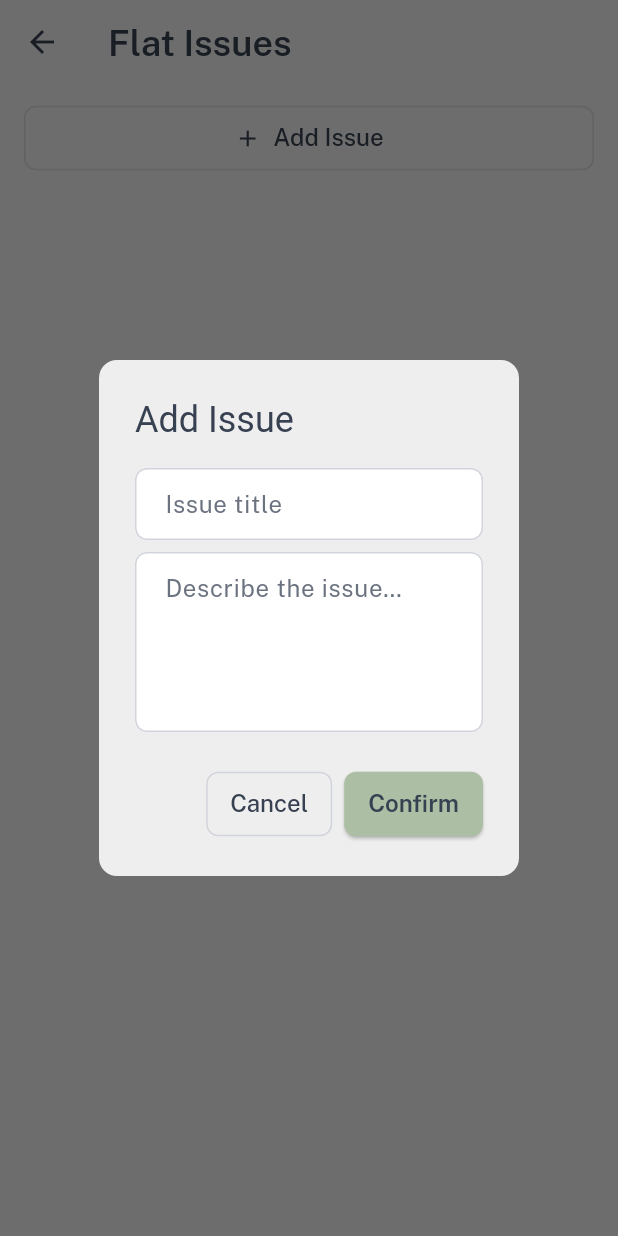
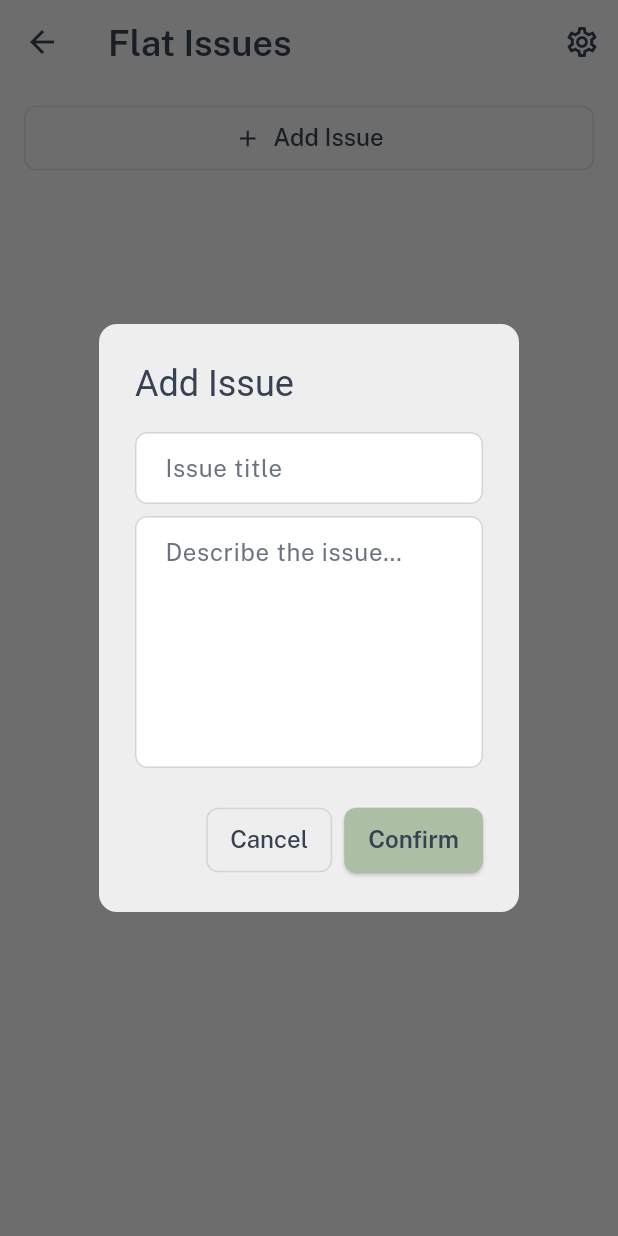
Before and after one commit to Lejinnie/flatorg, a Flutter app: the _IssuesBody screen opened directly, after a tap on "Add Issue", on a phone screen of 412 x 824 dp. Run offline on Flutter 3.47's test engine with Material 3 defaults, Android fonts, the phone set to English and light mode, and no system bars; our stand-ins replace cloud_firestore, firebase_auth, firebase_core, firebase_messaging, go_router, google_fonts and 1 more; accounts and stored records are empty.

Commit message:
Fix 5 more UI bugs (#8): settings on issues, dialog UX, contrast, resolve, long-press
- Fix #8.7: add Settings button to Issues AppBar (parity with Shopping)
- Fix #8.13: issue description field uses newline action so Enter inserts a
  line break instead of submitting; dialog is wider (insetPadding reduced)
- Fix #8.14: selected issue tile description text now uses a high-contrast
  colour (grayDark / white70) instead of grayMid against the sage tint
- Fix #8.18: resolve confirmation now explicitly says DELETE with a red
  confirm button so the destructive action is clear
- Fix #8.20: member tile GestureDetector uses HitTestBehavior.opaque so the
  full tile area (including padding) registers the long-press, not just text

https://claude.ai/code/session_01NXnmM7C8XoAnG4NcC9W8LU

```diff
--- a/lib/constants/strings.dart
+++ b/lib/constants/strings.dart
@@ -206,8 +206,8 @@ const confirmAdminMessage    = 'You are about to transfer admin rights to {name}
 const confirmAdminLabel      = 'Transfer';
 
 const confirmResolvedTitle   = 'Mark as resolved?';
-const confirmResolvedMessage = 'Remove the selected issues from the list?';
-const confirmResolvedLabel   = 'Resolve';
+const confirmResolvedMessage = 'This will permanently DELETE the selected issues. They cannot be recovered.';
+const confirmResolvedLabel   = 'Delete';
 
 const confirmSendTitle       = 'Send to Livit?';
 const confirmSendMessage     = 'Did you write the complaints in German? Did you check the right problems to submit?';
--- a/lib/screens/issues_screen.dart
+++ b/lib/screens/issues_screen.dart
@@ -2,6 +2,7 @@ import 'dart:math';
 
 import 'package:cloud_firestore/cloud_firestore.dart';
 import 'package:flutter/material.dart';
+import 'package:go_router/go_router.dart';
 import 'package:provider/provider.dart';
 import 'package:url_launcher/url_launcher.dart';
 
@@ -12,6 +13,7 @@ import '../models/task.dart';
 import '../providers/flat_provider.dart';
 import '../repositories/issue_repository.dart';
 import '../repositories/task_repository.dart';
+import '../router/app_router.dart';
 import '../widgets/confirmation_dialog.dart';
 import '../widgets/issue_detail_dialog.dart';
 import '../widgets/issue_tile.dart';
@@ -83,6 +85,11 @@ class _IssuesBodyState extends State<_IssuesBody> {
     final confirmed = await showDialog<bool>(
       context: context,
       builder: (ctx) => AlertDialog(
+        // Wider than the default — the description field needs more room.
+        insetPadding: const EdgeInsets.symmetric(
+          horizontal: AppTheme.spacingMd,
+          vertical: AppTheme.spacingLg,
+        ),
         shape: RoundedRectangleBorder(
           borderRadius: BorderRadius.circular(AppTheme.radiusMd),
         ),
@@ -99,8 +106,10 @@ class _IssuesBodyState extends State<_IssuesBody> {
             TextField(
               controller: descCtrl,
               decoration: const InputDecoration(hintText: hintIssueDescription),
-              maxLines: 4,
-              textInputAction: TextInputAction.done,
+              // newline so Enter inserts a line break rather than submitting.
+              maxLines: 6,
+              textInputAction: TextInputAction.newline,
+              keyboardType: TextInputType.multiline,
             ),
           ],
         ),
@@ -228,6 +237,8 @@ class _IssuesBodyState extends State<_IssuesBody> {
       title: confirmResolvedTitle,
       message: confirmResolvedMessage,
       confirmLabel: confirmResolvedLabel,
+      confirmColor: AppTheme.destructiveRed,
+      confirmTextColor: Colors.white,
     );
     if (!confirmed) {
       return;
@@ -253,7 +264,16 @@ class _IssuesBodyState extends State<_IssuesBody> {
     return Scaffold(
       appBar: _selectionMode
           ? _selectionAppBar(context, flatId)
-          : AppBar(title: const Text(headingIssues)),
+          : AppBar(
+              title: const Text(headingIssues),
+              actions: [
+                IconButton(
+                  icon: const Icon(Icons.settings_outlined),
+                  tooltip: headingSettings,
+                  onPressed: () => context.push(routeSettings),
+                ),
+              ],
+            ),
       body: StreamBuilder<List<Issue>>(
         stream: IssueRepository().watchIssues(flatId),
         builder: (ctx, snap) {
--- a/lib/screens/settings_screen.dart
+++ b/lib/screens/settings_screen.dart
@@ -179,6 +179,9 @@ class _MembersSection extends StatelessWidget {
             final isThisAdmin = member.isAdmin;
 
             return GestureDetector(
+              // opaque so the whole tile area (including padding) is a valid
+              // long-press target, not just the text inside it.
+              behavior: HitTestBehavior.opaque,
               onLongPress: isAdmin && !isSelf
                   ? onEnterRemoveMode
                   : null,
--- a/lib/widgets/issue_tile.dart
+++ b/lib/widgets/issue_tile.dart
@@ -75,7 +75,12 @@ class IssueTile extends StatelessWidget {
                       Text(
                         issue.description,
                         style: theme.textTheme.bodySmall?.copyWith(
-                          color: AppTheme.grayMid,
+                          // When selected the background becomes a sage-green
+                          // tint; grayMid loses contrast against it in dark
+                          // mode.  Use a high-contrast colour instead.
+                          color: isSelected
+                              ? (isDark ? Colors.white70 : AppTheme.grayDark)
+                              : AppTheme.grayMid,
                         ),
                         maxLines: 2,
                         overflow: TextOverflow.ellipsis,
```
